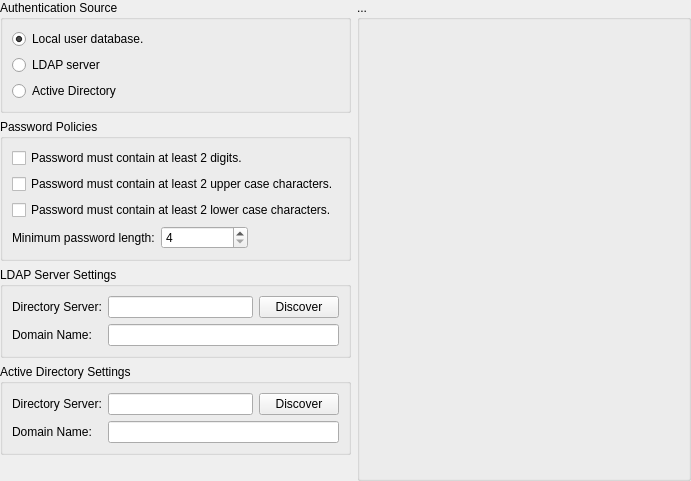
The window that 2.0/lider-newgui/lider/screens/node/authentication/authentication.ui (pars-linux/uludag) describes before a commit, drawn with Qt 5.
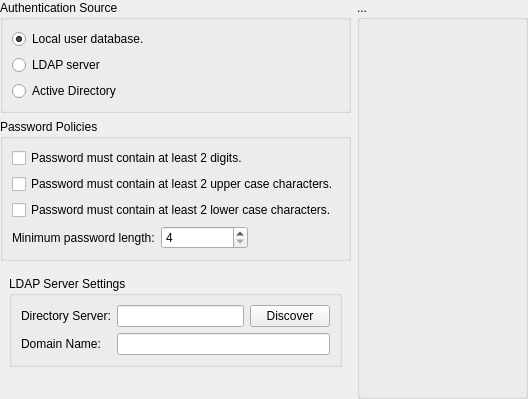
The same window after the commit. Icons and pictures are not drawn.

```diff
--- a/2.0/lider-newgui/lider/screens/node/authentication/authentication.ui
+++ b/2.0/lider-newgui/lider/screens/node/authentication/authentication.ui
@@ -6,8 +6,8 @@
    <rect>
     <x>0</x>
     <y>0</y>
-    <width>691</width>
-    <height>481</height>
+    <width>528</width>
+    <height>399</height>
    </rect>
   </property>
   <property name="windowTitle">
@@ -50,7 +50,7 @@
      </layout>
     </widget>
    </item>
-   <item row="0" column="1" rowspan="5">
+   <item row="0" column="1" rowspan="4">
     <widget class="QGroupBox" name="groupBox">
      <property name="title">
       <string>...</string>
@@ -129,7 +129,27 @@
      </layout>
     </widget>
    </item>
+   <item row="3" column="0">
+    <spacer name="verticalSpacer">
+     <property name="orientation">
+      <enum>Qt::Vertical</enum>
+     </property>
+     <property name="sizeHint" stdset="0">
+      <size>
+       <width>20</width>
+       <height>5</height>
+      </size>
+     </property>
+    </spacer>
+   </item>
    <item row="2" column="0">
+    <widget class="QStackedWidget" name="stackedWidget">
+     <property name="currentIndex">
+      <number>0</number>
+     </property>
+     <widget class="QWidget" name="page">
+      <layout class="QGridLayout" name="gridLayout_10">
+       <item row="0" column="0">
     <widget class="QGroupBox" name="groupLDAP">
      <property name="title">
       <string>LDAP Server Settings</string>
@@ -173,7 +193,11 @@
      </layout>
     </widget>
    </item>
-   <item row="3" column="0">
+      </layout>
+     </widget>
+     <widget class="QWidget" name="page_2">
+      <layout class="QGridLayout" name="gridLayout_9">
+       <item row="0" column="0">
     <widget class="QGroupBox" name="groupAD">
      <property name="title">
       <string>Active Directory Settings</string>
@@ -217,18 +241,9 @@
      </layout>
     </widget>
    </item>
-   <item row="4" column="0">
-    <spacer name="verticalSpacer">
-     <property name="orientation">
-      <enum>Qt::Vertical</enum>
-     </property>
-     <property name="sizeHint" stdset="0">
-      <size>
-       <width>20</width>
-       <height>5</height>
-      </size>
-     </property>
-    </spacer>
+      </layout>
+     </widget>
+    </widget>
    </item>
   </layout>
  </widget>
```
Lines whose indentation alone changed are shown as unchanged.
